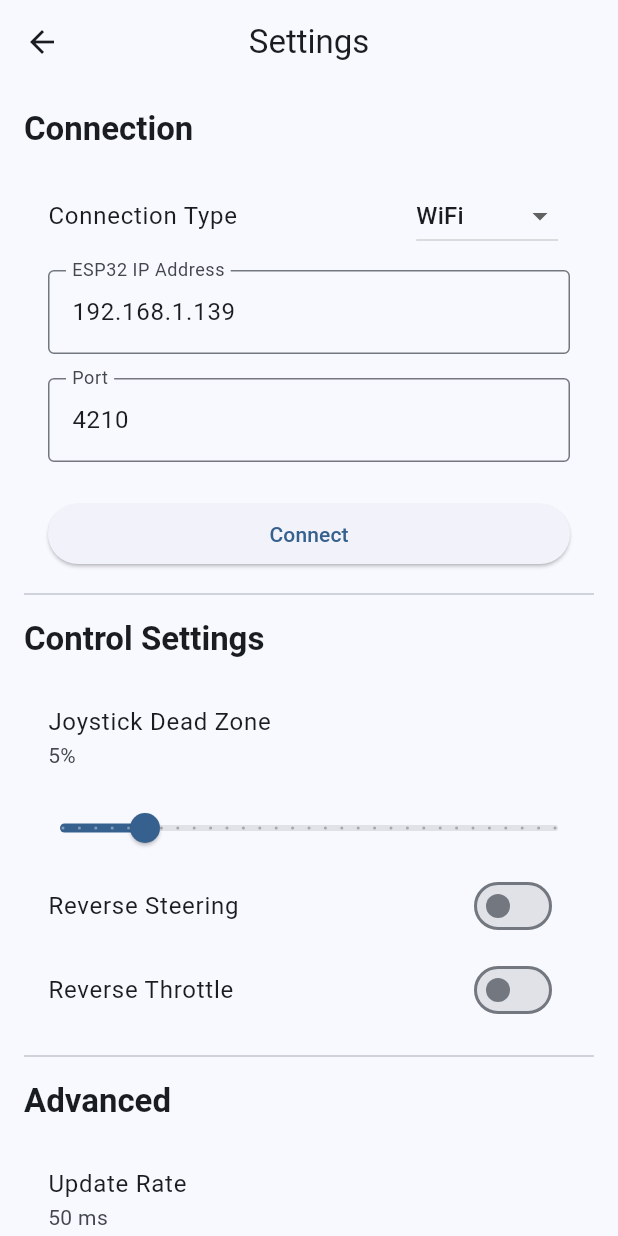
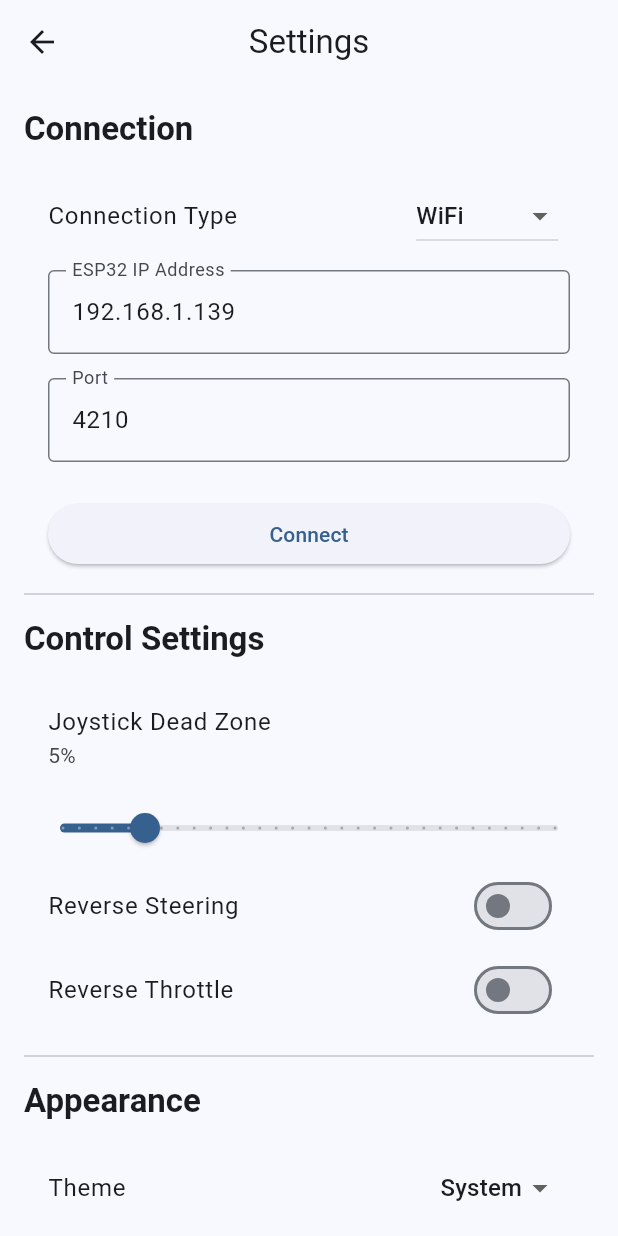
Before and after one commit to pelotazos123/TFG-Controller-App, a Flutter app: the screen it shows after launch, after a tap on the "settings" icon, on a phone screen of 412 x 824 dp. Run offline on Flutter 3.47's test engine with Material 3 defaults, Android fonts, the light colour scheme and no system bars.

```diff
--- a/flutter_app/lib/app.dart
+++ b/flutter_app/lib/app.dart
@@ -1,5 +1,5 @@
 import 'package:flutter/material.dart';
-import 'home_page.dart';
+import 'package:flutter_rccontroller_app/features/control/control_page.dart';
 import 'theme_provider.dart';
 
 class App extends StatefulWidget {
@@ -40,7 +40,7 @@ class _AppState extends State<App> {
         useMaterial3: true,
       ),
       themeMode: _themeProvider.themeMode,
-      home: HomePage(themeProvider: _themeProvider),
+      home: ControlPage(themeProvider: _themeProvider),
     );
   }
 }
--- a/flutter_app/lib/features/control/control_manager.dart
+++ b/flutter_app/lib/features/control/control_manager.dart
@@ -10,7 +10,36 @@ class ControlManager extends ChangeNotifier {
 
   ControlTransport? _transport;
 
+  double _deadZone = 0.05;
+
+  bool _reverseSteering = false;
+  bool _reverseThrottle = false;
+
   ControlTransport? get transport => _transport;
+
+  double get deadZone => _deadZone;
+
+  bool get reverseSteering => _reverseSteering;
+  bool get reverseThrottle => _reverseThrottle;
+
+  void setDeadZone(double value) {
+    final clamped = value.clamp(0.0, 0.3);
+    if (_deadZone == clamped) return;
+    _deadZone = clamped;
+    notifyListeners();
+  }
+
+  void setReverseSteering(bool value) {
+    if (_reverseSteering == value) return;
+    _reverseSteering = value;
+    notifyListeners();
+  }
+
+  void setReverseThrottle(bool value) {
+    if (_reverseThrottle == value) return;
+    _reverseThrottle = value;
+    notifyListeners();
+  }
 
   bool get isConnected => _transport?.isConnected == true;
 
@@ -34,6 +63,12 @@ class ControlManager extends ChangeNotifier {
   void sendJoystick(double tx, double ty, double sx, double sy) {
     final current = _transport;
     if (current == null || !current.isConnected) return;
-    current.send(tx: tx, ty: ty, sx: sx, sy: sy);
+
+    // Steering is the left joystick (tx/ty), throttle is the right joystick (sx/sy).
+    // Reverse steering flips the X axis. Reverse throttle flips the Y axis.
+    final outTx = _reverseSteering ? -tx : tx;
+    final outSy = _reverseThrottle ? -sy : sy;
+
+    current.send(tx: outTx, ty: ty, sx: sx, sy: outSy);
   }
 }
--- a/flutter_app/lib/features/settings/settings.dart
+++ b/flutter_app/lib/features/settings/settings.dart
@@ -1,5 +1,6 @@
 import 'package:flutter/material.dart';
 import 'package:flutter/services.dart';
+import 'dart:async';
 import 'package:flutter_rccontroller_app/features/control/control_manager.dart';
 import 'package:flutter_rccontroller_app/transport/ble_transport.dart';
 import 'package:flutter_rccontroller_app/transport/udp_transport.dart';
@@ -22,9 +23,10 @@ class _SettingsPageState extends State<SettingsPage> {
 
   String _connectionType = 'WiFi';
   double _deadZone = 0.05;
-  int _updateRate = 50;
   bool _reverseThrottle = false;
   bool _reverseSteering = false;
+
+  bool _isConnecting = false;
 
   @override
   void initState() {
@@ -34,6 +36,10 @@ class _SettingsPageState extends State<SettingsPage> {
       DeviceOrientation.portraitUp,
       DeviceOrientation.portraitDown,
     ]);
+
+    _deadZone = _controlManager.deadZone;
+    _reverseSteering = _controlManager.reverseSteering;
+    _reverseThrottle = _controlManager.reverseThrottle;
 
     _controlManager.addListener(_onConnectionChanged);
   }
@@ -72,13 +78,9 @@ class _SettingsPageState extends State<SettingsPage> {
           const Divider(height: 32),
           _buildControlSection(),
           const Divider(height: 32),
-          _buildAdvancedSection(),
-          const Divider(height: 32),
           _buildThemeSection(),
           const Divider(height: 32),
           _buildAboutSection(),
-          const SizedBox(height: 24),
-          _buildSaveButton(),
         ],
       ),
     );
@@ -96,7 +98,6 @@ class _SettingsPageState extends State<SettingsPage> {
         ),
         const SizedBox(height: 16),
 
-        // Connection Type
         ListTile(
           title: const Text('Connection Type'),
           trailing: DropdownButton<String>(
@@ -111,7 +112,6 @@ class _SettingsPageState extends State<SettingsPage> {
           ),
         ),
 
-        // IP Address
         if (_connectionType == 'WiFi') ...[
           Padding(
             padding: const EdgeInsets.symmetric(horizontal: 16, vertical: 8),
@@ -126,7 +126,6 @@ class _SettingsPageState extends State<SettingsPage> {
             ),
           ),
 
-          // Port
           Padding(
             padding: const EdgeInsets.symmetric(horizontal: 16, vertical: 8),
             child: TextField(
@@ -142,16 +141,16 @@ class _SettingsPageState extends State<SettingsPage> {
 
           const SizedBox(height: 16),
 
-          // Connect Button (siempre visible)
           Padding(
             padding: const EdgeInsets.symmetric(horizontal: 16),
             child: Row(
               children: [
                 Expanded(
                   child: ElevatedButton(
-                    onPressed: _controlManager.isConnected
+                    onPressed: (_controlManager.isConnected || _isConnecting)
                         ? null
                         : () async {
+                            setState(() => _isConnecting = true);
                             if (_connectionType == 'WiFi') {
                               final ip = _ipController.text.trim();
                               final port =
@@ -162,6 +161,9 @@ class _SettingsPageState extends State<SettingsPage> {
                                   const SnackBar(
                                       content: Text('Please enter ESP32 IP')),
                                 );
+                                if (mounted) {
+                                  setState(() => _isConnecting = false);
+                                }
                                 return;
                               }
 
@@ -180,8 +182,17 @@ class _SettingsPageState extends State<SettingsPage> {
                                 if (!mounted) return;
                                 ScaffoldMessenger.of(context).showSnackBar(
                                   SnackBar(
-                                      content: Text('Failed to connect UDP: $e')),
+                                    content: Text(
+                                      e is TimeoutException
+                                          ? 'UDP connect timeout (no response from ESP32)'
+                                          : 'Failed to connect UDP: $e',
+                                    ),
+                                  ),
                                 );
+                              } finally {
+                                if (mounted) {
+                                  setState(() => _isConnecting = false);
+                                }
                               }
                             } else {
                               try {
@@ -200,11 +211,36 @@ class _SettingsPageState extends State<SettingsPage> {
                                       content: Text(
                                           'Failed to connect Bluetooth: $e')),
                                 );
+                              } finally {
+                                if (mounted) {
+                                  setState(() => _isConnecting = false);
+                                }
                               }
                             }
                           },
-                    child: Text(
-                        _controlManager.isConnected ? 'Connected' : 'Connect'),
+                    child: _isConnecting
+                        ? Row(
+                            mainAxisAlignment: MainAxisAlignment.center,
+                            children: [
+                              SizedBox(
+                                width: 18,
+                                height: 18,
+                                child: CircularProgressIndicator(
+                                  strokeWidth: 2,
+                                  color: Theme.of(context)
+                                      .colorScheme
+                                      .onPrimary,
+                                ),
+                              ),
+                              const SizedBox(width: 12),
+                              const Text('Connecting...'),
+                            ],
+                          )
+                        : Text(
+                            _controlManager.isConnected
+                                ? 'Connected'
+                                : 'Connect',
+                          ),
                   ),
                 ),
                 if (_controlManager.isConnected) ...[
@@ -258,6 +294,7 @@ class _SettingsPageState extends State<SettingsPage> {
           label: '${(_deadZone * 100).toStringAsFixed(0)}%',
           onChanged: (value) {
             setState(() => _deadZone = value);
+            _controlManager.setDeadZone(value);
           },
         ),
 
@@ -267,6 +304,7 @@ class _SettingsPageState extends State<SettingsPage> {
           value: _reverseSteering,
           onChanged: (value) {
             setState(() => _reverseSteering = value);
+            _controlManager.setReverseSteering(value);
           },
         ),
         SwitchListTile(
@@ -274,37 +312,7 @@ class _SettingsPageState extends State<SettingsPage> {
           value: _reverseThrottle,
           onChanged: (value) {
             setState(() => _reverseThrottle = value);
-          },
-        ),
-      ],
-    );
-  }
-
-  Widget _buildAdvancedSection() {
-    return Column(
-      crossAxisAlignment: CrossAxisAlignment.start,
-      children: [
-        Text(
-          'Advanced',
-          style: Theme.of(context).textTheme.titleLarge?.copyWith(
-                fontWeight: FontWeight.bold,
-              ),
-        ),
-        const SizedBox(height: 16),
-
-        // Update Rate
-        ListTile(
-          title: const Text('Update Rate'),
-          subtitle: Text('$_updateRate ms'),
-        ),
-        Slider(
-          value: _updateRate.toDouble(),
-          min: 20,
-          max: 200,
-          divisions: 18,
-          label: '$_updateRate ms',
-          onChanged: (value) {
-            setState(() => _updateRate = value.toInt());
+            _controlManager.setReverseThrottle(value);
           },
         ),
       ],
@@ -408,26 +416,4 @@ class _SettingsPageState extends State<SettingsPage> {
     );
   }
 
-  Widget _buildSaveButton() {
-    return ElevatedButton.icon(
-      style: ElevatedButton.styleFrom(
-        minimumSize: const Size.fromHeight(56),
-      ),
-      icon: const Icon(Icons.save),
-      label: const Text(
-        'Save Settings',
-        style: TextStyle(fontSize: 18),
-      ),
-      onPressed: () {
-        // TODO: Save settings to shared preferences
-        ScaffoldMessenger.of(context).showSnackBar(
-          const SnackBar(
-            content: Text('Settings saved successfully'),
-            duration: Duration(seconds: 2),
-          ),
-        );
-        Navigator.pop(context);
-      },
-    );
-  }
 }
--- a/flutter_app/lib/home_page.dart
+++ /dev/null
@@ -1,60 +0,0 @@
-import 'package:flutter/material.dart';
-import 'features/control/control_page.dart';
-import 'features/settings/settings.dart';
-import 'theme_provider.dart';
-
-class HomePage extends StatelessWidget {
-  final ThemeProvider themeProvider;
-
-  const HomePage({super.key, required this.themeProvider});
-
-  @override
-  Widget build(BuildContext context) {
-    return Scaffold(
-      appBar: AppBar(
-        title: const Text('RC Controller'),
-        centerTitle: true,
-        actions: [
-          IconButton(
-            icon: const Icon(Icons.settings),
-            onPressed: () {
-              Navigator.push(
-                context,
-                MaterialPageRoute(
-                  builder: (_) => SettingsPage(themeProvider: themeProvider),
-                ),
-              );
-            },
-          ),
-        ],
-      ),
-      body: Center(
-        child: Padding(
-          padding: const EdgeInsets.all(24),
-          child: Column(
-            mainAxisSize: MainAxisSize.min,
-            children: [
-              ElevatedButton(
-                style: ElevatedButton.styleFrom(
-                  minimumSize: const Size.fromHeight(56),
-                ),
-                onPressed: () {
-                  Navigator.push(
-                    context,
-                    MaterialPageRoute(
-                      builder: (_) => ControlPage(themeProvider: themeProvider),
-                    ),
-                  );
-                },
-                child: const Text(
-                  'Entrar en modo control',
-                  style: TextStyle(fontSize: 18),
-                ),
-              ),
-            ],
-          ),
-        ),
-      ),
-    );
-  }
-}
--- a/flutter_app/lib/transport/ble_transport.dart
+++ b/flutter_app/lib/transport/ble_transport.dart
@@ -22,6 +22,6 @@ class BluetoothTransport implements ControlTransport {
   @override
   void send({required double tx, required double ty, required double sx, required double sy}) {
     if (!_connected) return;
-    final payload = '$tx,$ty,$sx,$sy';
+    // TODO: Send payload over Bluetooth.
   }
 }
```
Also changed, not shown: flutter_app/lib/features/control/control_page.dart (+32 -4 lines), flutter_app/lib/transport/udp_transport.dart (+52 -2 lines), 3 other files.
